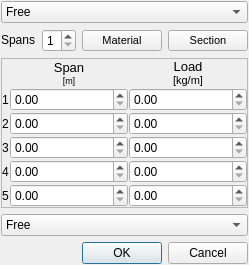
Before: the Qt Designer form trussdialog.ui in tybor/monodes, drawn with Qt 5.
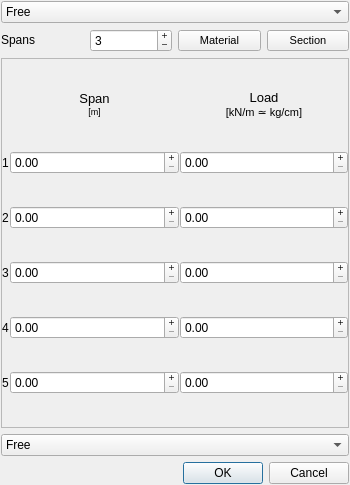
After: the same form once the commit is applied.

Patch:
```diff
--- a/trussdialog.ui
+++ b/trussdialog.ui
@@ -5,6 +5,14 @@
   <property name="enabled">
    <bool>true</bool>
   </property>
+  <property name="geometry">
+   <rect>
+    <x>0</x>
+    <y>0</y>
+    <width>350</width>
+    <height>485</height>
+   </rect>
+  </property>
   <property name="windowTitle">
    <string>Continous beam</string>
   </property>
@@ -57,12 +65,18 @@
      </item>
      <item>
       <widget class="QSpinBox" name="spans_count">
+       <property name="buttonSymbols">
+        <enum>QAbstractSpinBox::PlusMinus</enum>
+       </property>
        <property name="minimum">
         <number>1</number>
        </property>
        <property name="maximum">
         <number>5</number>
        </property>
+       <property name="value">
+        <number>3</number>
+       </property>
       </widget>
      </item>
      <item>
@@ -103,6 +117,14 @@
       <bool>true</bool>
      </property>
      <widget class="QWidget" name="scrollAreaWidgetContents">
+      <property name="geometry">
+       <rect>
+        <x>0</x>
+        <y>0</y>
+        <width>346</width>
+        <height>347</height>
+       </rect>
+      </property>
       <layout class="QGridLayout" name="gridLayout" columnstretch="0,1,1">
        <property name="margin">
         <number>0</number>
@@ -142,7 +164,7 @@
 p, li { white-space: pre-wrap; }
 &lt;/style&gt;&lt;/head&gt;&lt;body style=&quot; font-family:'Droid Sans'; font-size:10pt; font-weight:400; font-style:normal;&quot;&gt;
 &lt;p align=&quot;center&quot; style=&quot; margin-top:0px; margin-bottom:0px; margin-left:0px; margin-right:0px; -qt-block-indent:0; text-indent:0px;&quot;&gt;Load&lt;/p&gt;
-&lt;p align=&quot;center&quot; style=&quot; margin-top:0px; margin-bottom:0px; margin-left:0px; margin-right:0px; -qt-block-indent:0; text-indent:0px;&quot;&gt;&lt;span style=&quot; font-size:8pt;&quot;&gt;[kg/m]&lt;/span&gt;&lt;/p&gt;&lt;/body&gt;&lt;/html&gt;</string>
+&lt;p align=&quot;center&quot; style=&quot; margin-top:0px; margin-bottom:0px; margin-left:0px; margin-right:0px; -qt-block-indent:0; text-indent:0px;&quot;&gt;&lt;span style=&quot; font-size:8pt;&quot;&gt;[kN/m ≃ kg/cm]&lt;/span&gt;&lt;/p&gt;&lt;/body&gt;&lt;/html&gt;</string>
          </property>
         </widget>
        </item>
@@ -160,10 +182,18 @@
         </widget>
        </item>
        <item row="1" column="1">
-        <widget class="QDoubleSpinBox" name="span1"/>
+        <widget class="QDoubleSpinBox" name="span1">
+         <property name="buttonSymbols">
+          <enum>QAbstractSpinBox::PlusMinus</enum>
+         </property>
+        </widget>
        </item>
        <item row="1" column="2">
-        <widget class="QDoubleSpinBox" name="load1"/>
+        <widget class="QDoubleSpinBox" name="load1">
+         <property name="buttonSymbols">
+          <enum>QAbstractSpinBox::PlusMinus</enum>
+         </property>
+        </widget>
        </item>
        <item row="2" column="0">
         <widget class="QLabel" name="label_2">
@@ -176,10 +206,18 @@
         </widget>
        </item>
        <item row="2" column="1">
-        <widget class="QDoubleSpinBox" name="span2"/>
+        <widget class="QDoubleSpinBox" name="span2">
+         <property name="buttonSymbols">
+          <enum>QAbstractSpinBox::PlusMinus</enum>
+         </property>
+        </widget>
        </item>
        <item row="2" column="2">
-        <widget class="QDoubleSpinBox" name="load2"/>
+        <widget class="QDoubleSpinBox" name="load2">
+         <property name="buttonSymbols">
+          <enum>QAbstractSpinBox::PlusMinus</enum>
+         </property>
+        </widget>
        </item>
        <item row="3" column="0">
         <widget class="QLabel" name="label_3">
@@ -192,10 +230,18 @@
         </widget>
        </item>
        <item row="3" column="1">
-        <widget class="QDoubleSpinBox" name="span3"/>
+        <widget class="QDoubleSpinBox" name="span3">
+         <property name="buttonSymbols">
+          <enum>QAbstractSpinBox::PlusMinus</enum>
+         </property>
+        </widget>
        </item>
        <item row="3" column="2">
-        <widget class="QDoubleSpinBox" name="load3"/>
+        <widget class="QDoubleSpinBox" name="load3">
+         <property name="buttonSymbols">
+          <enum>QAbstractSpinBox::PlusMinus</enum>
+         </property>
+        </widget>
        </item>
        <item row="4" column="0">
         <widget class="QLabel" name="label_4">
@@ -208,10 +254,18 @@
         </widget>
        </item>
        <item row="4" column="1">
-        <widget class="QDoubleSpinBox" name="span4"/>
+        <widget class="QDoubleSpinBox" name="span4">
+         <property name="buttonSymbols">
+          <enum>QAbstractSpinBox::PlusMinus</enum>
+         </property>
+        </widget>
        </item>
        <item row="4" column="2">
-        <widget class="QDoubleSpinBox" name="load4"/>
+        <widget class="QDoubleSpinBox" name="load4">
+         <property name="buttonSymbols">
+          <enum>QAbstractSpinBox::PlusMinus</enum>
+         </property>
+        </widget>
        </item>
        <item row="5" column="0">
         <widget class="QLabel" name="label_5">
@@ -224,10 +278,18 @@
         </widget>
        </item>
        <item row="5" column="1">
-        <widget class="QDoubleSpinBox" name="span5"/>
+        <widget class="QDoubleSpinBox" name="span5">
+         <property name="buttonSymbols">
+          <enum>QAbstractSpinBox::PlusMinus</enum>
+         </property>
+        </widget>
        </item>
        <item row="5" column="2">
-        <widget class="QDoubleSpinBox" name="load5"/>
+        <widget class="QDoubleSpinBox" name="load5">
+         <property name="buttonSymbols">
+          <enum>QAbstractSpinBox::PlusMinus</enum>
+         </property>
+        </widget>
        </item>
       </layout>
      </widget>
```
Left out of the diff: 8 changed lines with no effect on the pictures.
